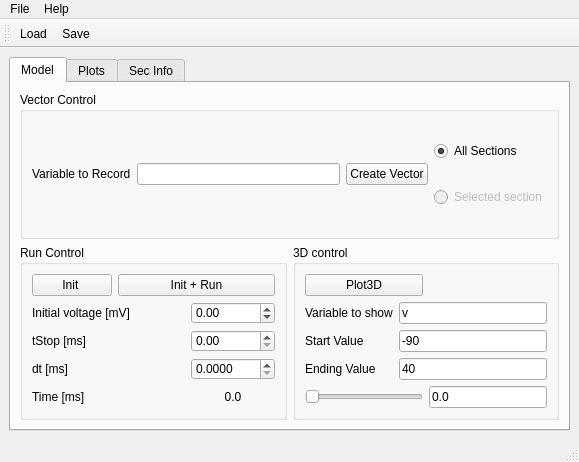
mattions/neuronvisio, file src/neuronvisio/ui/neuronvisio.ui: the form before one commit.
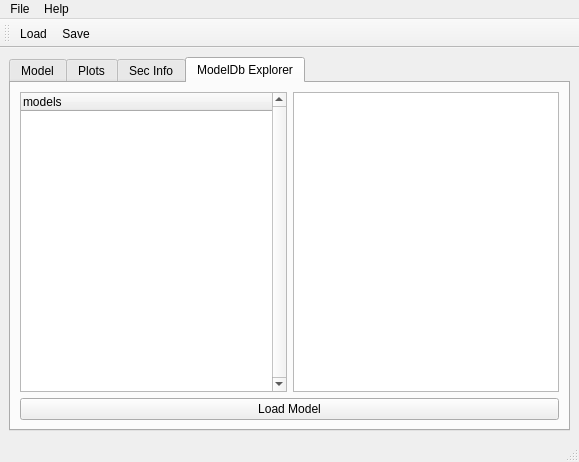
The form after the commit. Icons and pictures are not drawn.

Commit message: Inserted the treeview with the example and the selecting README for the possible integration with the modelDB scraper.

```diff
--- a/src/neuronvisio/ui/neuronvisio.ui
+++ b/src/neuronvisio/ui/neuronvisio.ui
@@ -24,7 +24,7 @@
        </sizepolicy>
       </property>
       <property name="currentIndex">
-       <number>0</number>
+       <number>3</number>
       </property>
       <widget class="QWidget" name="tab">
        <attribute name="title">
@@ -390,6 +390,52 @@
         </item>
        </layout>
       </widget>
+      <widget class="QWidget" name="tab_4">
+       <property name="toolTip">
+        <string>ModelDb explorer</string>
+       </property>
+       <attribute name="title">
+        <string>ModelDb Explorer</string>
+       </attribute>
+       <layout class="QGridLayout" name="gridLayout_6">
+        <item row="0" column="0">
+         <layout class="QGridLayout" name="gridLayout_5">
+          <item row="0" column="0">
+           <widget class="QTreeWidget" name="tree_models">
+            <property name="midLineWidth">
+             <number>0</number>
+            </property>
+            <property name="verticalScrollBarPolicy">
+             <enum>Qt::ScrollBarAlwaysOn</enum>
+            </property>
+            <column>
+             <property name="text">
+              <string>models</string>
+             </property>
+            </column>
+           </widget>
+          </item>
+          <item row="0" column="1">
+           <widget class="QPlainTextEdit" name="readme_plainTextEdit">
+            <property name="undoRedoEnabled">
+             <bool>false</bool>
+            </property>
+            <property name="textInteractionFlags">
+             <set>Qt::TextSelectableByKeyboard|Qt::TextSelectableByMouse</set>
+            </property>
+           </widget>
+          </item>
+         </layout>
+        </item>
+        <item row="2" column="0">
+         <widget class="QPushButton" name="loadModel">
+          <property name="text">
+           <string>Load Model</string>
+          </property>
+         </widget>
+        </item>
+       </layout>
+      </widget>
      </widget>
     </item>
    </layout>
```
The commit also changes 1 other file.
